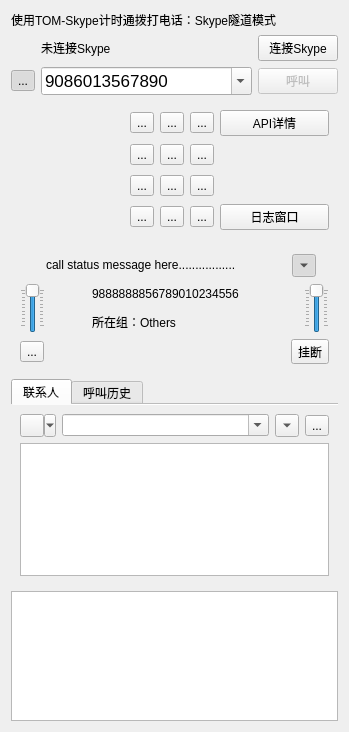
This is skypephone.ui in kitech/kitphone as Qt 5 draws it before an edit. The edited form follows.
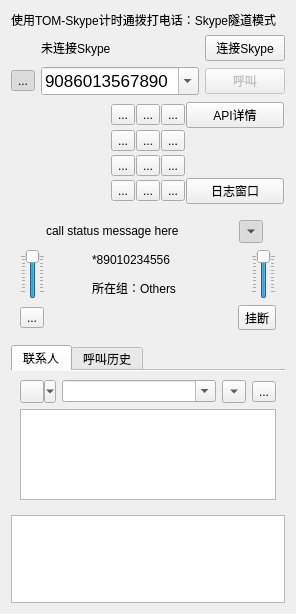
This is the edited form. Icons and pictures are not drawn.

The edit to the form file:
```diff
--- a/skypephone.ui
+++ b/skypephone.ui
@@ -6,8 +6,8 @@
    <rect>
     <x>0</x>
     <y>0</y>
-    <width>349</width>
-    <height>732</height>
+    <width>296</width>
+    <height>614</height>
    </rect>
   </property>
   <property name="contextMenuPolicy">
@@ -148,6 +148,15 @@
    <item>
     <widget class="QWidget" name="widget_2" native="true">
      <layout class="QGridLayout" name="gridLayout">
+      <property name="horizontalSpacing">
+       <number>1</number>
+      </property>
+      <property name="verticalSpacing">
+       <number>0</number>
+      </property>
+      <property name="margin">
+       <number>1</number>
+      </property>
       <item row="0" column="1">
        <widget class="QToolButton" name="toolButton_15">
         <property name="text">
@@ -429,7 +438,7 @@
            <cursorShape>PointingHandCursor</cursorShape>
           </property>
           <property name="text">
-           <string>call status message here.................</string>
+           <string>call status message here</string>
           </property>
           <property name="textInteractionFlags">
            <set>Qt::LinksAccessibleByMouse|Qt::TextSelectableByMouse</set>
@@ -540,7 +549,7 @@
           <item>
            <widget class="QLabel" name="label_5">
             <property name="text">
-             <string>9888888856789010234556</string>
+             <string>*89010234556</string>
             </property>
             <property name="textInteractionFlags">
              <set>Qt::LinksAccessibleByMouse|Qt::TextSelectableByMouse</set>
```
Left out of the diff: 7 changed lines with no effect on the pictures.
